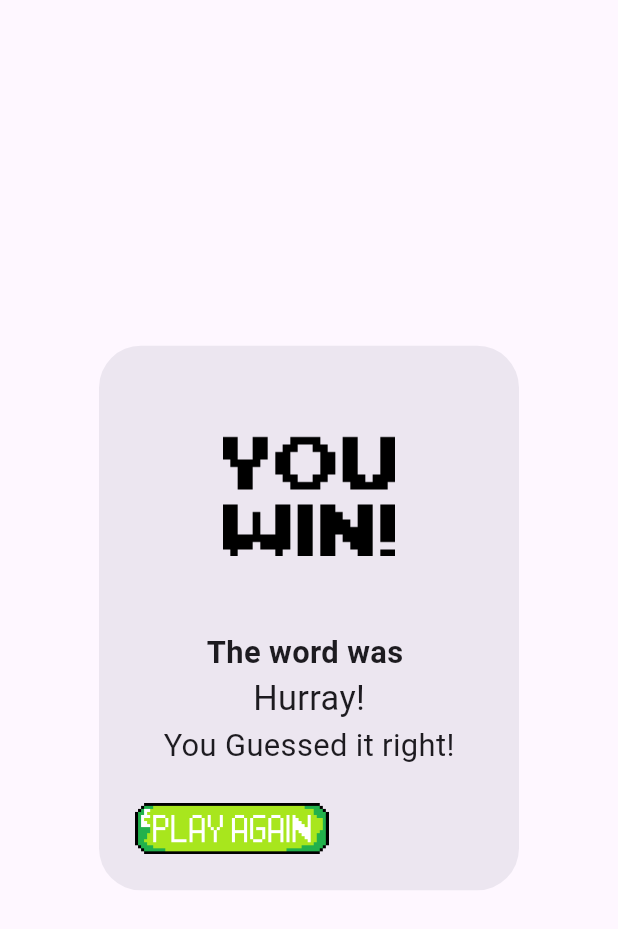
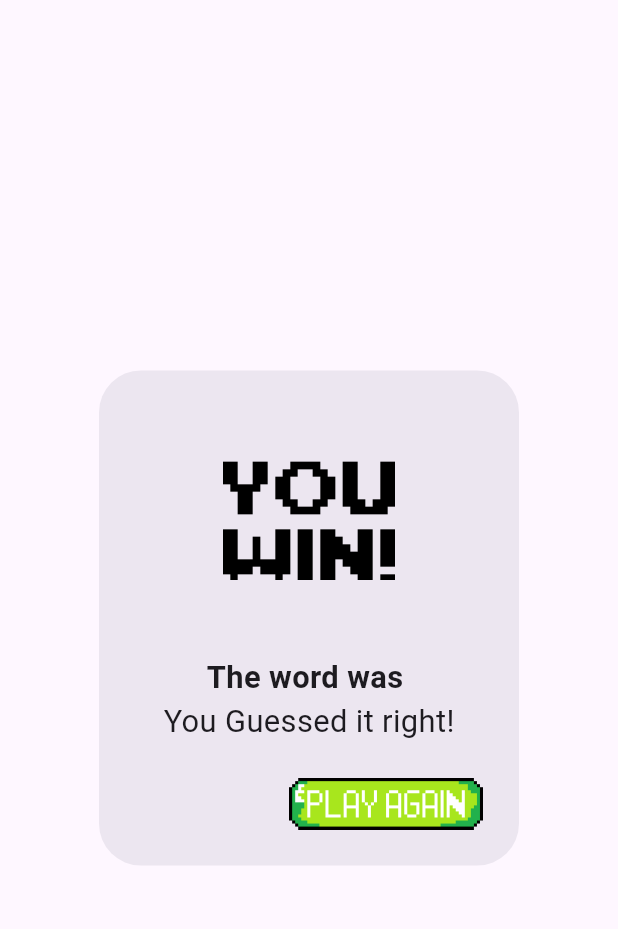
Before and after one commit to Saubaan/wordle-game, a Flutter app: the GameWonPopUp widget shown alone on an empty page, opened directly with empty values, on a phone screen of 412 x 824 dp. Shown: the top 929 px of the screen. Run offline on Flutter 3.47's test engine with Material 3 defaults, Android fonts, the phone set to English and light mode, and no system bars.

Commit message:
minor tweaks

```diff
--- a/lib/components/game_won_popup.dart
+++ b/lib/components/game_won_popup.dart
@@ -32,10 +32,6 @@ class GameWonPopUp extends StatelessWidget {
                     fontSize: screenWidth/20, fontWeight: FontWeight.bold),
               ),
               Text(
-                'Hurray!',
-                style: TextStyle(fontSize: screenWidth/18,),
-              ),
-              Text(
                 'You Guessed it right!',
                 style: TextStyle(
                   fontSize: screenWidth/20,
@@ -45,7 +41,7 @@ class GameWonPopUp extends StatelessWidget {
           ),
           actions: [
             Row(
-              mainAxisAlignment: MainAxisAlignment.spaceBetween,
+              mainAxisAlignment: MainAxisAlignment.end,
               children: [
                 InkWell(
                   onTap: () {
```
